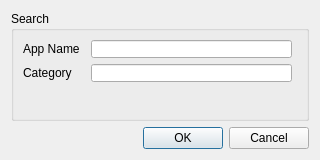
First picture: the form in venv/src/UI/delete_document.ui, repository Shehyaaz/BDA-Project, before the edit.
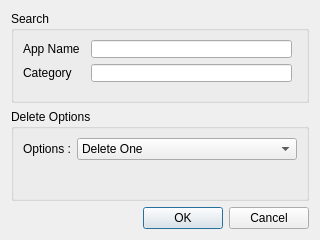
Second picture: the form after the edit. Icons and pictures are not drawn.

Diff of the .ui file:
```diff
--- a/venv/src/UI/delete_document.ui
+++ b/venv/src/UI/delete_document.ui
@@ -7,7 +7,7 @@
     <x>0</x>
     <y>0</y>
     <width>320</width>
-    <height>160</height>
+    <height>240</height>
    </rect>
   </property>
   <property name="windowTitle">
@@ -58,6 +58,36 @@
      </layout>
     </widget>
    </item>
+   <item>
+    <widget class="QGroupBox" name="groupBox_2">
+     <property name="title">
+      <string>Delete Options</string>
+     </property>
+     <layout class="QFormLayout" name="formLayout_2">
+      <item row="0" column="0">
+       <widget class="QLabel" name="label_3">
+        <property name="text">
+         <string>Options :</string>
+        </property>
+       </widget>
+      </item>
+      <item row="0" column="1">
+       <widget class="QComboBox" name="delete_options">
+        <item>
+         <property name="text">
+          <string>Delete One</string>
+         </property>
+        </item>
+        <item>
+         <property name="text">
+          <string>Delete All</string>
+         </property>
+        </item>
+       </widget>
+      </item>
+     </layout>
+    </widget>
+   </item>
    <item>
     <widget class="QDialogButtonBox" name="buttonBox">
      <property name="orientation">
```
